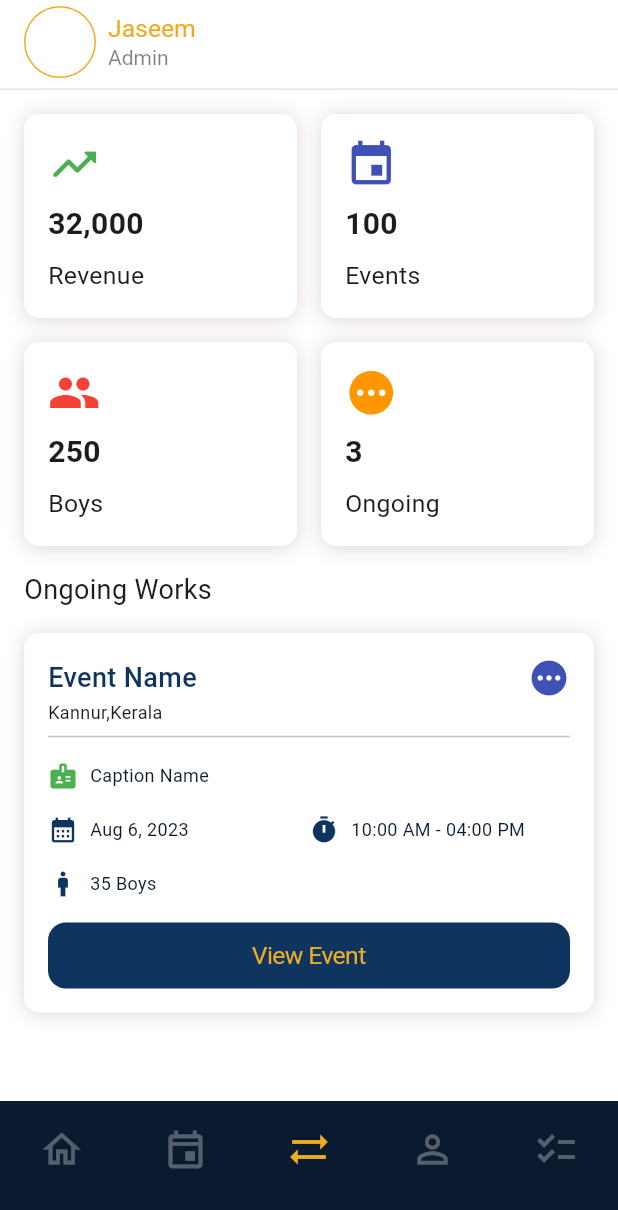
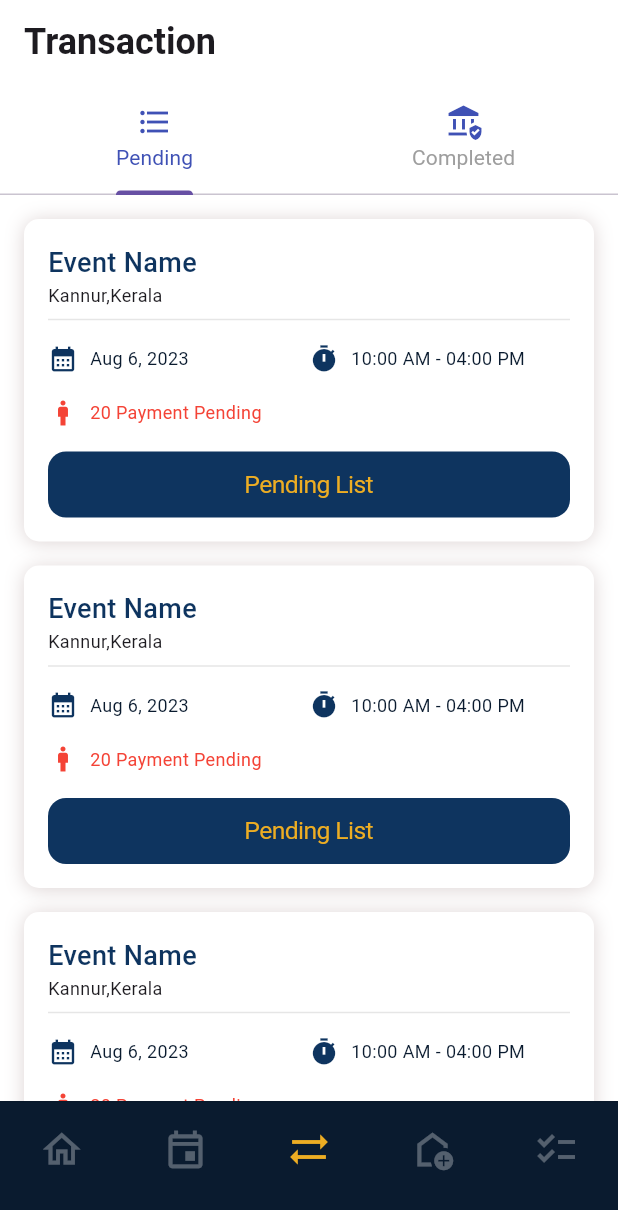
Before and after one commit to JASEEMCP/cateroe-admin, a Flutter app: the screen it shows after launch, item 3 of the bottom bar chosen, on a phone screen of 412 x 824 dp. Shown: the top 1210 px of the screen. Run offline on Flutter 3.47's test engine with Material 3 defaults, Android fonts, the phone set to English and light mode, and no system bars; our stand-ins replace dio, flutter_bloc, flutter_secure_storage, freezed_annotation, gap, get_it and 4 more.

Commit message:
Add TransactionScreen and routing; implement CustomTransactionCard widget

```diff
--- a/lib/presentation/main_screen/main_screen.dart
+++ b/lib/presentation/main_screen/main_screen.dart
@@ -66,14 +66,14 @@ class _ScreenMainState extends State<ScreenMain> {
                         () {
                           tabChangeNotifier.value = 2;
                           if (index != 2) {
-                            //context.go(ScreenPath.booking);
+                            context.go(ScreenPath.transaction);
                           }
                         },
                       ),
                       _buildNavIconBtn(
                         index == 3,
-                        Icons.person_outline,
-                        Icons.person,
+                        Icons.add_home_outlined,
+                        Icons.add_home,
                         () {
                           tabChangeNotifier.value = 3;
                           if (index != 3) {
--- /dev/null
+++ b/lib/presentation/transaction/transaction_screen.dart
@@ -0,0 +1,71 @@
+import 'package:app/presentation/widget/custom_event_card.dart';
+import 'package:app/resource/utils/common_lib.dart';
+
+class TransactionScreen extends StatelessWidget {
+  const TransactionScreen({super.key});
+
+  @override
+  Widget build(BuildContext context) {
+    return DefaultTabController(
+      length: 2,
+      child: Scaffold(
+        body: NestedScrollView(
+          headerSliverBuilder: (context, innerBoxIsScrolled) => [
+            SliverAppBar(
+              title: CustomText(
+                txt: 'Transaction',
+                fontWeight: FontWeight.w600,
+                fontSize: 24,
+              ),
+              pinned: true,
+              floating: true,
+              bottom: TabBar(
+                unselectedLabelColor: Colors.grey,
+                labelStyle: $style.text.textN14.copyWith(
+                  color: Colors.indigo,
+                ),
+                unselectedLabelStyle: $style.text.textN14.copyWith(
+                  color: Colors.grey,
+                ),
+                tabs: [
+                  Tab(
+                    text: 'Pending',
+                    icon: Icon(
+                      Icons.format_list_bulleted,
+                      color: Colors.indigo,
+                    ),
+                  ),
+                  Tab(
+                    text: 'Completed',
+                    icon: Icon(
+                      Icons.assured_workload,
+                      color: Colors.indigo,
+                    ),
+                  ),
+                ],
+              ),
+            ),
+          ],
+          body: TabBarView(
+            children: [
+              _buildEventList(),
+              _buildEventList(),
+            ],
+          ),
+        ),
+      ),
+    );
+  }
+
+  Widget _buildEventList() {
+    final inset = $style.insets;
+    return ListView.separated(
+      itemCount: 5,
+      separatorBuilder: (context, index) => Gap(inset.sm),
+      padding: EdgeInsets.all(inset.sm),
+      itemBuilder: (ctx, index) {
+        return CustomTransactionCard();
+      },
+    );
+  }
+}
--- a/lib/presentation/widget/custom_event_card.dart
+++ b/lib/presentation/widget/custom_event_card.dart
@@ -57,7 +57,7 @@ class CustomEventCard extends StatelessWidget {
               ),
             ],
           ),
-          Divider(),
+          Divider(color: context.theme.kBlack.withValues(alpha: 0.1)),
           Gap(inset.xs),
           _buildIconText(
             context,
@@ -133,3 +133,133 @@ class CustomEventCard extends StatelessWidget {
     );
   }
 }
+
+class CustomTransactionCard extends StatelessWidget {
+  const CustomTransactionCard({
+    super.key,
+  });
+
+  @override
+  Widget build(BuildContext context) {
+    final inset = $style.insets;
+    return Container(
+      //height: 100,
+      width: context.mq.width,
+      padding: EdgeInsets.all(inset.sm),
+      decoration: BoxDecoration(
+        color: context.theme.kWhite,
+        borderRadius: BorderRadius.circular(10),
+        boxShadow: [
+          BoxShadow(
+            color: const Color.fromARGB(255, 221, 212, 212),
+            spreadRadius: 0,
+            blurRadius: 10,
+            offset: Offset(0, 1),
+          ),
+        ],
+      ),
+      child: Column(
+        crossAxisAlignment: CrossAxisAlignment.start,
+        children: [
+          Column(
+            crossAxisAlignment: CrossAxisAlignment.start,
+
+            children: [
+              Row(
+                mainAxisAlignment: MainAxisAlignment.spaceBetween,
+                children: [
+                  CustomText(
+                    txt: 'Event Name',
+                    fontWeight: FontWeight.w500,
+                    color: context.theme.kSecondaryLight,
+                    fontSize: 18,
+                  ),
+                  // Icon(
+                  // Icon(
+                  //   Icons.pending,
+                  //   color: Colors.indigo,
+                  //   size: 28,
+                  // ),
+                ],
+              ),
+
+              CustomText(
+                txt: 'Kannur,Kerala',
+                fontWeight: FontWeight.normal,
+                fontSize: 12,
+              ),
+            ],
+          ),
+          Divider(color: context.theme.kBlack.withValues(alpha: 0.1)),
+          Gap(inset.xs),
+
+          Row(
+            children: [
+              Expanded(
+                child: _buildIconText(
+                  context,
+                  icon: Icons.calendar_month,
+                  txt: 'Aug 6, 2023',
+                ),
+              ),
+              Expanded(
+                child: _buildIconText(
+                  context,
+                  icon: Icons.timer,
+                  txt: '10:00 AM - 04:00 PM',
+                ),
+              ),
+            ],
+          ),
+
+          Gap(inset.sm),
+          Row(
+            children: [
+              Expanded(
+                child: _buildIconText(
+                  context,
+                  icon: Icons.man,
+                  txt: '20 Payment Pending',
+                  color: Colors.red,
+                  txtColor: Colors.red,
+                ),
+              ),
+            ],
+          ),
+          Gap(inset.sm),
+          CustomButton(
+            text: 'Pending List',
+            textColor: context.theme.kPrimaryGold,
+            bgColor: context.theme.kSecondaryLight,
+            onTap: () {},
+          ),
+        ],
+      ),
+    );
+  }
+
+  Row _buildIconText(
+    BuildContext context, {
+    required IconData icon,
+    required String txt,
+    Color? color,
+    Color? txtColor,
+  }) {
+    final inset = $style.insets;
+    return Row(
+      spacing: inset.xs,
+      children: [
+        Icon(
+          icon,
+          color: color ?? context.theme.kSecondaryLight,
+          size: 20,
+        ),
+        CustomText(
+          txt: txt,
+          color: txtColor ?? context.theme.kSecondary,
+          fontSize: 12,
+        ),
+      ],
+    );
+  }
+}
--- a/lib/router/router.dart
+++ b/lib/router/router.dart
@@ -1,5 +1,6 @@
 import 'package:app/presentation/events/event_screen.dart';
 import 'package:app/presentation/home/home_screen.dart';
+import 'package:app/presentation/transaction/transaction_screen.dart';
 import 'package:flutter/material.dart';
 import 'package:go_router/go_router.dart';
 import 'package:app/presentation/main_screen/main_screen.dart';
@@ -63,6 +64,17 @@ class AppRouter {
               );
             },
           ),
+                    /// Events
+          GoRoute(
+            path: ScreenPath.transaction,
+            parentNavigatorKey: _shellNavigatorKey,
+            pageBuilder: (context, state) {
+              return const CustomTransitionPage(
+                child: TransactionScreen(),
+                transitionsBuilder: useNavChangeTransition,
+              );
+            },
+          ),
         ],
       ),
     ],
--- a/lib/router/router_path.dart
+++ b/lib/router/router_path.dart
@@ -14,6 +14,7 @@ class ScreenPath {
 
   static const home = '/home';
   static const events = '/events';
+  static const transaction = '/transaction';
 
   ///Appending path
   static _appendIdIntoCurrentPath(String path) {
```
